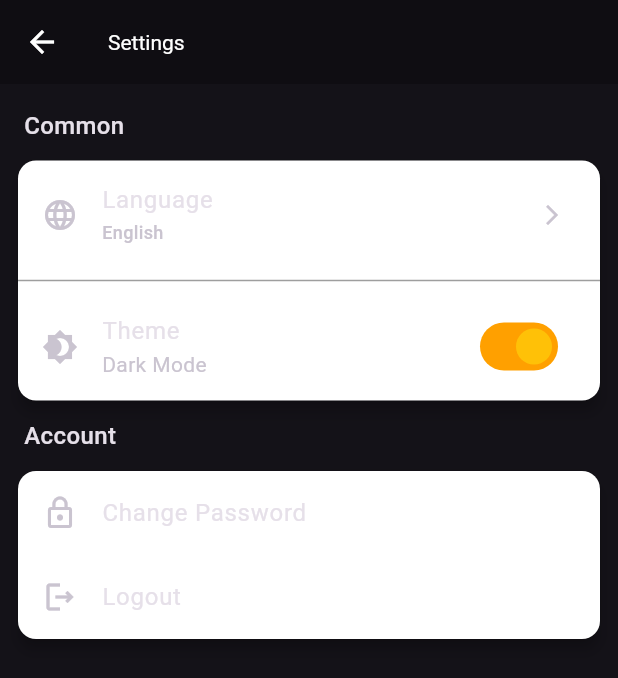
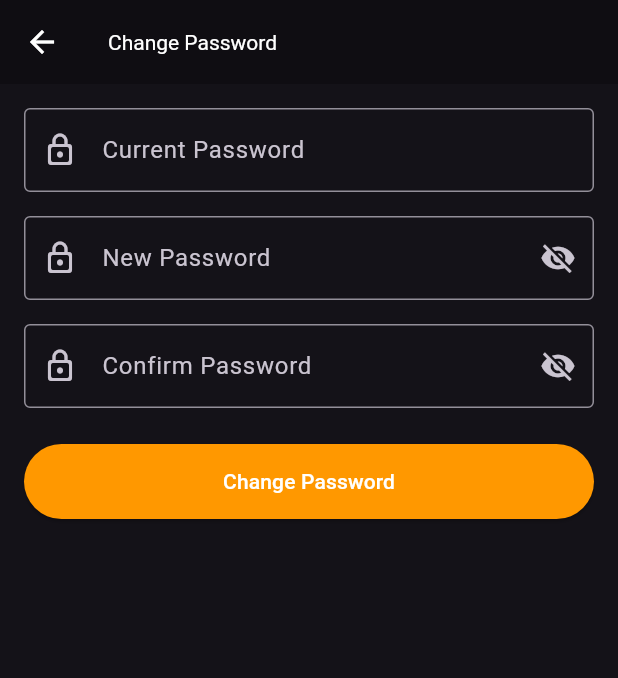
Before and after one commit to edanurhamurcu/flutter_note_app, a Flutter app: the SettingsScreen screen opened by its route, after a tap on "Theme", after a tap on "Change Password", on a phone screen of 412 x 824 dp. Shown: the top 678 px of the screen. Run offline on Flutter 3.47's test engine with Material 3 defaults, Android fonts, the phone set to English and light mode, and no system bars; our stand-ins replace cloud_firestore, easy_localization, firebase_auth, firebase_core, flutter_svg, google_sign_in and 1 more; missing offline and left inert: window_manager; accounts and stored records are empty; generated files the repository leaves out were written again.

Commit message:
added pasword change and fixed theme bugs

```diff
--- a/lib/core/utils/navigation/app_routes.dart
+++ b/lib/core/utils/navigation/app_routes.dart
@@ -2,6 +2,7 @@ import 'package:flutter/material.dart';
 import 'package:notes_app/features/components/auth/screens/auth_screen.dart';
 import 'package:notes_app/features/components/notes/screens/add_note_screen.dart';
 import 'package:notes_app/features/components/notes/screens/notes_screen.dart';
+import 'package:notes_app/features/components/settings/screens/change_password_screen.dart';
 import 'package:notes_app/features/components/settings/settings_screen.dart';
 import 'package:notes_app/features/components/splash/splash_screen.dart';
 
@@ -13,6 +14,7 @@ class AppRoutes {
   static const String notes = '/notes';
   static const String settings = '/settings';
   static const String profile = '/profile';
+  static const String changePassword = '/change-password';
 
   static Route<dynamic>? onGenerateRoute(RouteSettings settings) {
     switch (settings.name) {
@@ -42,6 +44,8 @@ class AppRoutes {
         );
       case AppRoutes.settings:
         return MaterialPageRoute(builder: (_) => const SettingsScreen());
+      case AppRoutes.changePassword:
+        return MaterialPageRoute(builder: (_) => const ChangePasswordScreen());
       default:
         return MaterialPageRoute(
           builder: (_) => const Scaffold(
--- a/lib/features/components/notes/screens/widgets/note_list_item.dart
+++ b/lib/features/components/notes/screens/widgets/note_list_item.dart
@@ -67,7 +67,7 @@ class NoteListItem extends StatelessWidget {
           return false;
         },
         child: Card(
-        color: themeProvider.isDarkMode ? Colors.grey[800] : Colors.white,
+          color: themeProvider.isDarkMode ? Colors.black38 : Colors.white,
           margin: const EdgeInsets.symmetric(vertical: 5, horizontal: 10),
           child: ListTile(
             title: Text(
@@ -100,7 +100,6 @@ class NoteListItem extends StatelessWidget {
               );
             },
           ),
-      ),
-    );
+        ));
   }
 }
--- /dev/null
+++ b/lib/features/components/settings/screens/change_password_screen.dart
@@ -0,0 +1,153 @@
+import 'package:easy_localization/easy_localization.dart';
+import 'package:flutter/material.dart';
+import 'package:notes_app/core/utils/custom_button.dart';
+import 'package:notes_app/core/utils/snackbar_helper.dart';
+import 'package:notes_app/features/components/auth/providers/auth_provider.dart';
+import 'package:notes_app/init/lang/locale_keys.g.dart';
+import 'package:notes_app/init/lang/providers/language_provider.dart';
+import 'package:provider/provider.dart';
+
+class ChangePasswordScreen extends StatefulWidget {
+  const ChangePasswordScreen({super.key});
+
+  @override
+  State<ChangePasswordScreen> createState() => _ChangePasswordScreenState();
+}
+
+class _ChangePasswordScreenState extends State<ChangePasswordScreen> {
+  final _formKey = GlobalKey<FormState>();
+  final _currentPasswordController = TextEditingController();
+  final _newPasswordController = TextEditingController();
+  final _confirmPasswordController = TextEditingController();
+  bool _isLoading = false;
+  bool _isPasswordVisible = false;
+  bool _isConfirmPasswordVisible = false;
+
+  @override
+  Widget build(BuildContext context) {
+    return Consumer<LanguageProvider>(
+        builder: (context, languageProvider, child) {
+      return Scaffold(
+        appBar: AppBar(
+          title: Text(LocaleKeys.setting_change_password.tr()),
+        ),
+        body: Padding(
+          padding: const EdgeInsets.all(16.0),
+          child: Form(
+            key: _formKey,
+            child: Column(
+              children: [
+                TextFormField(
+                  controller: _currentPasswordController,
+                  decoration: InputDecoration(
+                      labelText: LocaleKeys.auth_current_password.tr(),
+                      prefixIcon: Icon(Icons.lock_outline_rounded),
+                      border: OutlineInputBorder()),
+                  obscureText: true,
+                  validator: (value) {
+                    if (value == null || value.isEmpty) {
+                      return LocaleKeys.auth_password_required.tr();
+                    }
+                    return null;
+                  },
+                ),
+                const SizedBox(height: 16),
+                TextFormField(
+                  controller: _newPasswordController,
+                  decoration: InputDecoration(
+                    prefixIcon: const Icon(Icons.lock_outline_rounded),
+                    suffixIcon: IconButton(
+                      icon: Icon(_isPasswordVisible
+                          ? Icons.visibility
+                          : Icons.visibility_off),
+                      onPressed: () {
+                        setState(() {
+                          _isPasswordVisible = !_isPasswordVisible;
+                        });
+                      },
+                    ),
+                    border: OutlineInputBorder(),
+                    labelText: LocaleKeys.auth_new_password.tr(),
+                  ),
+                  obscureText: !_isPasswordVisible,
+                  validator: (value) {
+                    if (value == null || value.isEmpty) {
+                      return LocaleKeys.auth_password_required.tr();
+                    }
+                    if (value.length < 6) {
+                      return LocaleKeys.auth_password_length.tr();
+                    }
+                    return null;
+                  },
+                ),
+                const SizedBox(height: 16),
+                TextFormField(
+                  controller: _confirmPasswordController,
+                  decoration: InputDecoration(
+                    labelText: LocaleKeys.auth_confirm_password.tr(),
+                    prefixIcon: Icon(Icons.lock_outline_rounded),
+                    suffixIcon: IconButton(
+                      icon: Icon(_isConfirmPasswordVisible
+                          ? Icons.visibility
+                          : Icons.visibility_off),
+                      onPressed: () {
+                        setState(() {
+                          _isConfirmPasswordVisible =
+                              !_isConfirmPasswordVisible;
+                        });
+                      },
+                    ),
+                    border: OutlineInputBorder(),
+                  ),
+                  obscureText: !_isConfirmPasswordVisible,
+                  validator: (value) {
+                    if (value != _newPasswordController.text) {
+                      return LocaleKeys.auth_password_not_match.tr();
+                    }
+                    return null;
+                  },
+                ),
+                const SizedBox(height: 24),
+                SizedBox(
+                    width: double.infinity,
+                    child: CustomButton(
+                        onPressed: _isLoading ? () {} : _handleChangePassword,
+                        text: LocaleKeys.setting_change_password.tr())),
+              ],
+            ),
+          ),
+        ),
+      );
+    });
+  }
+
+  Future<void> _handleChangePassword() async {
+    if (_formKey.currentState!.validate()) {
+      setState(() => _isLoading = true);
+
+      try {
+        final authProvider = Provider.of<AuthProvider>(context, listen: false);
+        await authProvider.changePassword(
+          currentPassword: _currentPasswordController.text,
+          newPassword: _newPasswordController.text,
+        );
+
+        SnackbarHelper.showSuccess(
+            context, LocaleKeys.auth_success_change_password.tr());
+        Navigator.pop(context);
+      } catch (e) {
+        SnackbarHelper.showError(context, e.toString());
+      } finally {
+        setState(() => _isLoading = false);
+      }
+    }
+  }
+
+  @override
+  void dispose() {
+    _currentPasswordController.dispose();
+    _newPasswordController.dispose();
+    _confirmPasswordController.dispose();
+    super.dispose();
+  }
+}
--- a/lib/features/components/settings/settings_screen.dart
+++ b/lib/features/components/settings/settings_screen.dart
@@ -1,5 +1,6 @@
 import 'package:easy_localization/easy_localization.dart';
 import 'package:flutter/material.dart';
+import 'package:notes_app/core/utils/navigation/app_routes.dart';
 import 'package:notes_app/core/utils/snackbar_helper.dart';
 import 'package:notes_app/features/components/auth/providers/auth_provider.dart';
 import 'package:notes_app/features/components/settings/screens/change_language.dart';
@@ -21,14 +22,14 @@ class _SettingsScreenState extends State<SettingsScreen> {
     final authProd = Provider.of<AuthProvider>(context, listen: false);
     final themeProd = Provider.of<ThemeProvider>(context, listen: false);
 
+    return Consumer<LanguageProvider>(
+        builder: (context, languageProvider, child) {
       return Scaffold(
         appBar: PreferredSize(
           preferredSize: Size.fromHeight(kToolbarHeight),
-        child: Consumer<LanguageProvider>(
-          builder: (context, languageProvider, child) => AppBar(
+          child: AppBar(
             title: Text(LocaleKeys.setting_settings.tr()),
             automaticallyImplyLeading: true,
-          ),
           ),
         ),
         body: Padding(
@@ -44,12 +45,11 @@ class _SettingsScreenState extends State<SettingsScreen> {
                 ),
               ),
               Card(
-              color: themeProd.isDarkMode ? Colors.grey[800] : Colors.white,
+                color: themeProd.isDarkMode ? Colors.black38 : Colors.white,
                 child: Column(
                   crossAxisAlignment: CrossAxisAlignment.start,
                   children: [
-                  Consumer<LanguageProvider>(
-                    builder: (context, languageProvider, child) => ListTile(
+                    ListTile(
                       title: Text(LocaleKeys.setting_language.tr()),
                       subtitle: Text(
                         context.locale.languageCode == 'tr'
@@ -73,26 +73,24 @@ class _SettingsScreenState extends State<SettingsScreen> {
                         );
                       },
                     ),
-                  ),
                     Divider(
                       thickness: 1,
                       color: Colors.grey,
                     ),
-                  Consumer<ThemeProvider>(
-                    builder: (context, themeProvider, child) => SwitchListTile(
+                    SwitchListTile(
                       inactiveTrackColor: Colors.grey[200],
                       title: Text(LocaleKeys.setting_theme).tr(),
-                      subtitle: themeProvider.isDarkMode
+                      subtitle: themeProd.isDarkMode
                           ? Text(LocaleKeys.setting_dark_mode.tr())
                           : Text(LocaleKeys.setting_light_mode.tr()),
-                      secondary: themeProvider.isDarkMode
+                      secondary: themeProd.isDarkMode
                           ? Icon(Icons.brightness_4)
                           : Icon(Icons.brightness_7),
-                      value: themeProvider.isDarkMode,
+                      value: themeProd.isDarkMode,
                       onChanged: (bool value) {
-                        themeProvider.toggleTheme();
+                        themeProd.toggleTheme();
+                        setState(() {});
                       },
-                    ),
                     ),
                   ],
                 ),
@@ -105,16 +103,20 @@ class _SettingsScreenState extends State<SettingsScreen> {
                 ),
               ),
               Card(
-              color: themeProd.isDarkMode ? Colors.grey[800] : Colors.white,
+                color: themeProd.isDarkMode ? Colors.black38 : Colors.white,
                 child: Column(
                   children: [
                     ListTile(
                       title: Text(LocaleKeys.setting_change_password).tr(),
                       leading: Icon(Icons.lock_outline),
                       onTap: () {
-                      // Navigator.push(context,
-                      //     MaterialPageRoute(builder: (context) => ChangePassword()));
+                        Navigator.pushReplacementNamed(
+                            context, AppRoutes.changePassword);
                       },
+                    ),
+                    Divider(
+                      thickness: 1,
+                      color: Colors.grey,
                     ),
                     ListTile(
                       title: Text(LocaleKeys.auth_logout).tr(),
@@ -133,5 +135,6 @@ class _SettingsScreenState extends State<SettingsScreen> {
           ),
         ),
       );
+    });
   }
 }
--- a/lib/init/theme/app_theme.dart
+++ b/lib/init/theme/app_theme.dart
@@ -29,7 +29,7 @@ class AppTheme {
       trackColor: WidgetStateProperty.all(Colors.amber[200]),
     ),
     cardTheme: CardTheme(
-      color: Colors.grey[900],
+      color: Colors.white,
       elevation: 4,
     ),
   );
@@ -63,6 +63,12 @@ class AppTheme {
       color: Colors.black38,
       elevation: 4,
     ),
+    inputDecorationTheme: const InputDecorationTheme(
+      focusColor: Colors.amber,
+      hoverColor: Colors.red,
+      fillColor: Colors.green,
+      border: InputBorder.none,
+    ),
   );
 
   static ThemeData setDarkTheme(bool isDarkMode) {
```
Also changed, not shown: assets/translations/en.json (+13 -3 lines), assets/translations/tr.json (+13 -3 lines), lib/features/components/auth/providers/auth_provider.dart (+20 -0 lines), lib/features/components/auth/screens/widgets/auth_fields.dart (+21 -5 lines), lib/init/lang/locale_keys.g.dart. Lines whose indentation alone changed are shown as unchanged.
